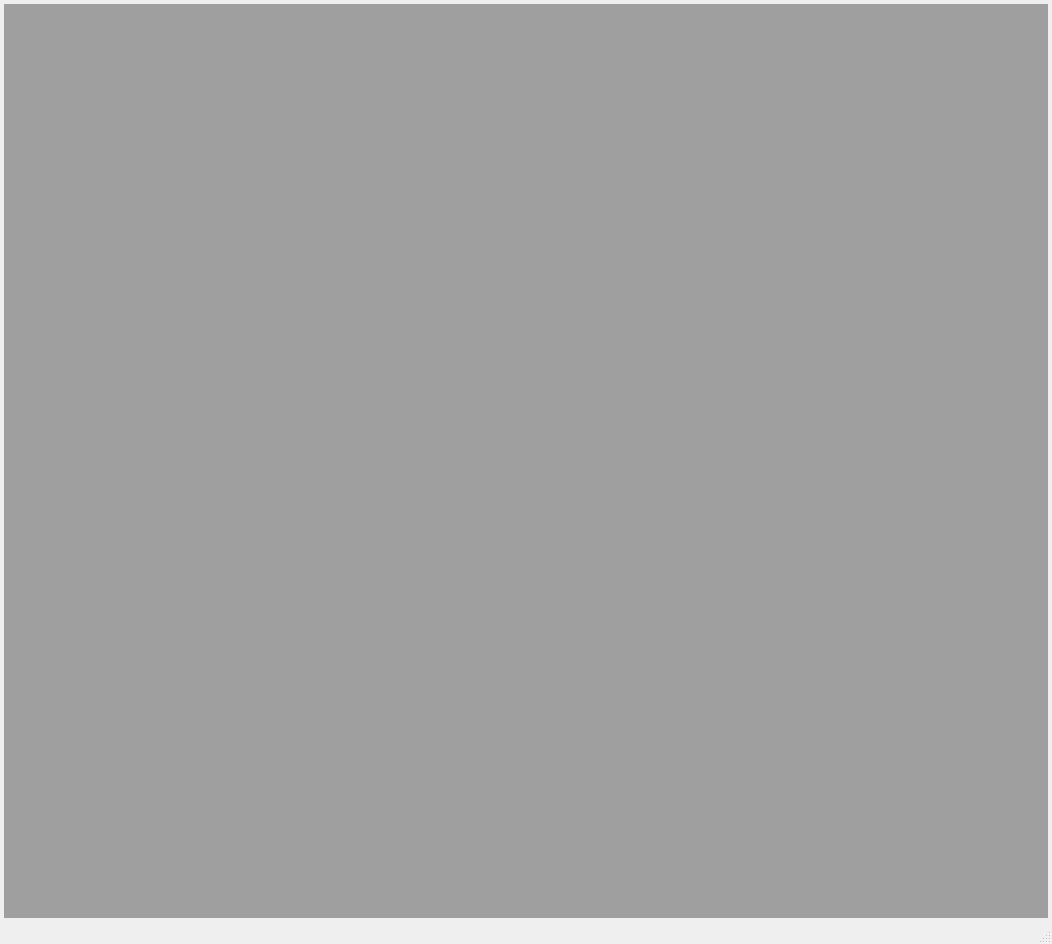
Above: src/gui/mainwindow.ui from disorderedmaterials/dissolve before the change. Below: the same form after it.
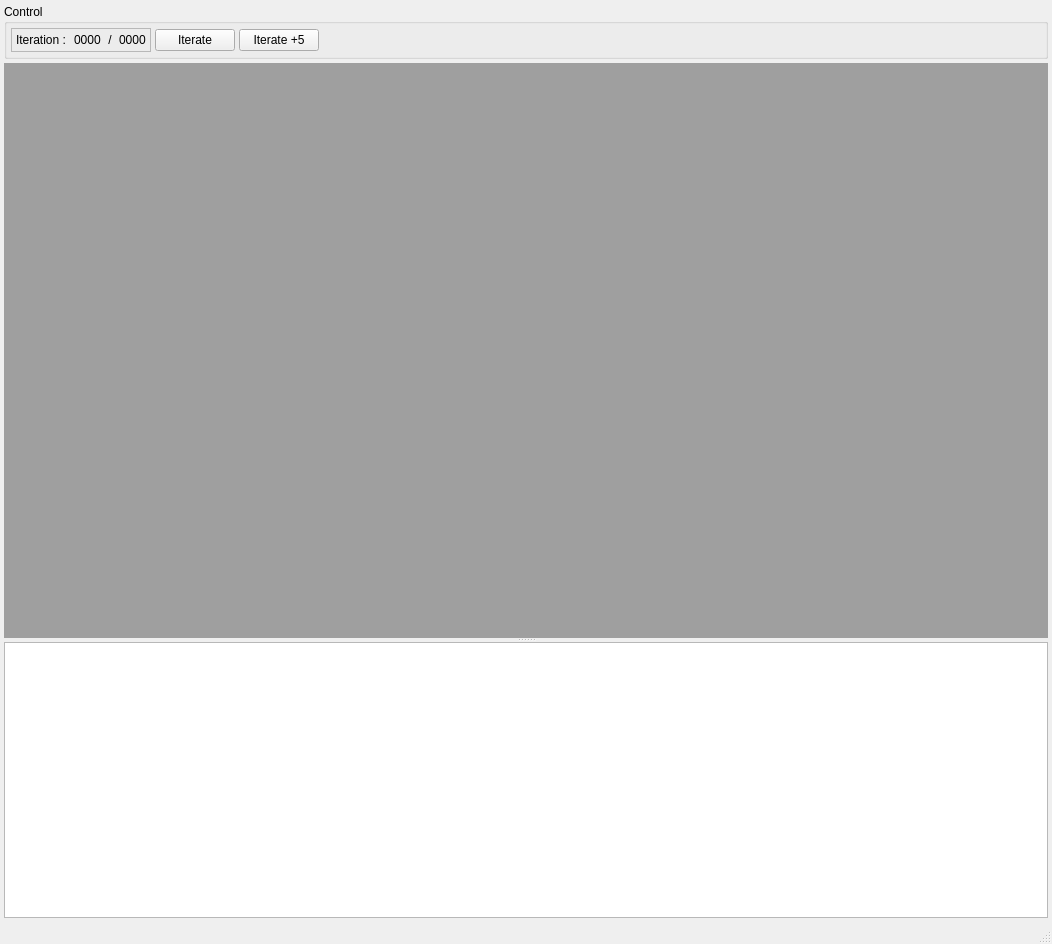
That is the form after the change.

Commit message: Added basic controls and messaging area in MonitorWindow.

```diff
--- a/src/gui/mainwindow.ui
+++ b/src/gui/mainwindow.ui
@@ -36,12 +36,155 @@
      <number>4</number>
     </property>
     <item>
-     <widget class="QMdiArea" name="MainArea">
-      <property name="font">
-       <font>
-        <pointsize>9</pointsize>
-       </font>
+     <widget class="QGroupBox" name="ControlGroup">
+      <property name="sizePolicy">
+       <sizepolicy hsizetype="Preferred" vsizetype="Minimum">
+        <horstretch>0</horstretch>
+        <verstretch>0</verstretch>
+       </sizepolicy>
       </property>
+      <property name="title">
+       <string>Control</string>
+      </property>
+      <layout class="QHBoxLayout" name="horizontalLayout_2">
+       <property name="spacing">
+        <number>4</number>
+       </property>
+       <property name="leftMargin">
+        <number>4</number>
+       </property>
+       <property name="topMargin">
+        <number>4</number>
+       </property>
+       <property name="rightMargin">
+        <number>4</number>
+       </property>
+       <property name="bottomMargin">
+        <number>4</number>
+       </property>
+       <item>
+        <widget class="QFrame" name="IterationFrame">
+         <property name="sizePolicy">
+          <sizepolicy hsizetype="Preferred" vsizetype="Minimum">
+           <horstretch>0</horstretch>
+           <verstretch>0</verstretch>
+          </sizepolicy>
+         </property>
+         <property name="frameShape">
+          <enum>QFrame::StyledPanel</enum>
+         </property>
+         <property name="frameShadow">
+          <enum>QFrame::Sunken</enum>
+         </property>
+         <layout class="QHBoxLayout" name="horizontalLayout">
+          <property name="spacing">
+           <number>4</number>
+          </property>
+          <property name="leftMargin">
+           <number>4</number>
+          </property>
+          <property name="topMargin">
+           <number>4</number>
+          </property>
+          <property name="rightMargin">
+           <number>4</number>
+          </property>
+          <property name="bottomMargin">
+           <number>4</number>
+          </property>
+          <item>
+           <widget class="QLabel" name="label">
+            <property name="sizePolicy">
+             <sizepolicy hsizetype="Minimum" vsizetype="Preferred">
+              <horstretch>0</horstretch>
+              <verstretch>0</verstretch>
+             </sizepolicy>
+            </property>
+            <property name="text">
+             <string>Iteration : </string>
+            </property>
+           </widget>
+          </item>
+          <item>
+           <widget class="QLabel" name="IterationNumberLabel">
+            <property name="text">
+             <string>0000</string>
+            </property>
+           </widget>
+          </item>
+          <item>
+           <widget class="QLabel" name="label_2">
+            <property name="sizePolicy">
+             <sizepolicy hsizetype="Minimum" vsizetype="Preferred">
+              <horstretch>0</horstretch>
+              <verstretch>0</verstretch>
+             </sizepolicy>
+            </property>
+            <property name="text">
+             <string> / </string>
+            </property>
+           </widget>
+          </item>
+          <item>
+           <widget class="QLabel" name="IterationLimitLabel">
+            <property name="text">
+             <string>0000</string>
+            </property>
+           </widget>
+          </item>
+         </layout>
+        </widget>
+       </item>
+       <item>
+        <widget class="QPushButton" name="IterateButton">
+         <property name="text">
+          <string>Iterate</string>
+         </property>
+        </widget>
+       </item>
+       <item>
+        <widget class="QPushButton" name="IterateFiveButton">
+         <property name="text">
+          <string>Iterate +5</string>
+         </property>
+        </widget>
+       </item>
+       <item>
+        <spacer name="horizontalSpacer">
+         <property name="orientation">
+          <enum>Qt::Horizontal</enum>
+         </property>
+         <property name="sizeHint" stdset="0">
+          <size>
+           <width>699</width>
+           <height>20</height>
+          </size>
+         </property>
+        </spacer>
+       </item>
+      </layout>
+     </widget>
+    </item>
+    <item>
+     <widget class="QSplitter" name="splitter">
+      <property name="orientation">
+       <enum>Qt::Vertical</enum>
+      </property>
+      <widget class="QMdiArea" name="MainArea">
+       <property name="font">
+        <font>
+         <pointsize>9</pointsize>
+        </font>
+       </property>
+      </widget>
+      <widget class="QTextBrowser" name="MessagesBrowser">
+       <property name="font">
+        <font>
+         <family>Courier</family>
+         <pointsize>8</pointsize>
+        </font>
+       </property>
+      </widget>
      </widget>
     </item>
    </layout>
```
Left out of the diff: 2 changed lines with no effect on the pictures. The commit also changes 4 other files.
